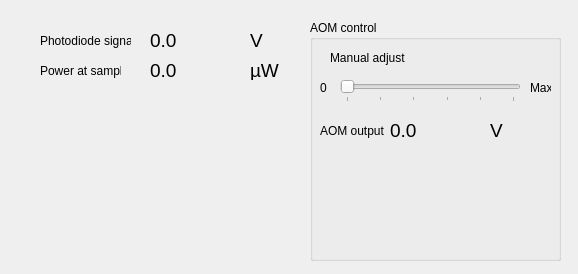
Qt form gui/aom-control/aom-control.ui (QOMS-at-Cavendish/cam-qudi) before a commit.
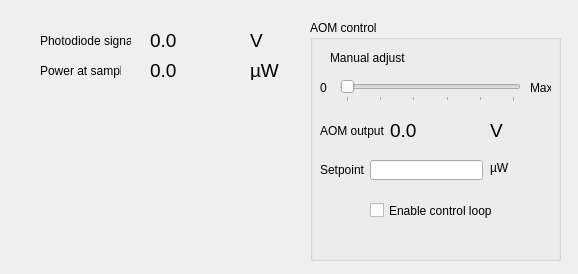
The same form after that commit. Custom widgets are drawn as their Qt base class.

Commit message: Working PID loop control of laser power.

```diff
--- a/gui/aom-control/aom-control.ui
+++ b/gui/aom-control/aom-control.ui
@@ -253,6 +253,55 @@
       <string>V</string>
      </property>
     </widget>
+    <widget class="QLineEdit" name="setpoint">
+     <property name="geometry">
+      <rect>
+       <x>60</x>
+       <y>140</y>
+       <width>113</width>
+       <height>20</height>
+      </rect>
+     </property>
+    </widget>
+    <widget class="QLabel" name="label_10">
+     <property name="geometry">
+      <rect>
+       <x>10</x>
+       <y>140</y>
+       <width>47</width>
+       <height>20</height>
+      </rect>
+     </property>
+     <property name="text">
+      <string>Setpoint</string>
+     </property>
+    </widget>
+    <widget class="QLabel" name="label_11">
+     <property name="geometry">
+      <rect>
+       <x>180</x>
+       <y>140</y>
+       <width>47</width>
+       <height>16</height>
+      </rect>
+     </property>
+     <property name="text">
+      <string>µW</string>
+     </property>
+    </widget>
+    <widget class="QCheckBox" name="pid_enable">
+     <property name="geometry">
+      <rect>
+       <x>60</x>
+       <y>180</y>
+       <width>131</width>
+       <height>21</height>
+      </rect>
+     </property>
+     <property name="text">
+      <string>Enable control loop</string>
+     </property>
+    </widget>
    </widget>
   </widget>
  </widget>
```
The commit also changes 3 other files.
